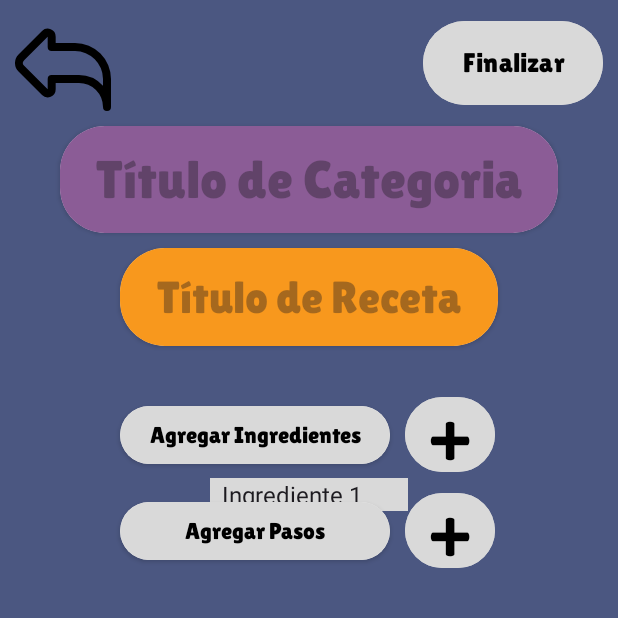
After one commit to Andrezuu/PoPiPa, an Android app: the AgregacionRecetas screen opened directly, with no data from a screen before it, on a phone screen of 412 x 824 dp, the top half of it. The commit adds this screen. Run offline under Robolectric (Android 15) with nearby library versions, the phone set to English and light mode, and no system bars.

Commit message:
Spinner(dropdown) para ingredientes de la pantalla AgregacionRecetas

```diff
--- a/app/src/main/AndroidManifest.xml
+++ b/app/src/main/AndroidManifest.xml
@@ -14,6 +14,9 @@
         android:supportsRtl="true"
         android:theme="@style/Theme.Popipa"
         tools:targetApi="31">
+        <activity
+            android:name=".AgregacionRecetas"
+            android:exported="false" />
         <activity
             android:name=".RecetasCategoriaActivity"
             android:exported="false" />
--- /dev/null
+++ b/app/src/main/java/com/example/popipa/AgregacionRecetas.kt
@@ -0,0 +1,43 @@
+package com.example.popipa
+
+
+import android.content.Intent
+import androidx.appcompat.app.AppCompatActivity
+import android.os.Bundle
+import android.view.View
+import android.widget.ArrayAdapter
+import android.widget.Toast
+import com.example.popipa.adapter.IngredienteAdapter
+import com.example.popipa.adapter.SpinnerIngredienteAdapter
+import com.example.popipa.dataClases.Ingrediente
+import com.example.popipa.databinding.ActivityAgregacionRecetasBinding
+
+class AgregacionRecetas : AppCompatActivity() {
+
+    private lateinit var binding:ActivityAgregacionRecetasBinding
+    private val ingredientesDisponibles = mutableListOf<Ingrediente>()
+    private val ingredienteSeleccionado= mutableListOf<Ingrediente>()
+    override fun onCreate(savedInstanceState: Bundle?) {
+        super.onCreate(savedInstanceState)
+        binding = ActivityAgregacionRecetasBinding.inflate(layoutInflater)
+        setContentView(binding.root)
+
+        ingredientesDisponibles.add(Ingrediente("Ingrediente 1", "100g"))
+        ingredientesDisponibles.add(Ingrediente("Ingrediente 2", "200g"))
+        ingredientesDisponibles.add(Ingrediente("Ingrediente 3", "150g"))
+        ingredientesDisponibles.add(Ingrediente("Otro Ingrediente", "250g"))
+
+        val adapter = SpinnerIngredienteAdapter(this,ingredientesDisponibles)
+        binding.spinnerIngredientes.adapter=adapter
+        binding.botonAddIngredientes.setOnClickListener{
+            val seleccion = binding.spinnerIngredientes.selectedItem as Ingrediente
+            ingredienteSeleccionado.add(seleccion)
+            Toast.makeText(this, "Ingrediente ${seleccion.nombre} añadido: ", Toast.LENGTH_SHORT).show()
+        }
+    }
+    fun onVolverButtonClickedFromAgregarRe(view: View) {
+        val intent = Intent(this, MainMenuActivity::class.java)
+        startActivity(intent)
+        finish()
+    }
+}
--- a/app/src/main/java/com/example/popipa/MainMenuActivity.kt
+++ b/app/src/main/java/com/example/popipa/MainMenuActivity.kt
@@ -61,6 +61,10 @@ class MainMenuActivity : AppCompatActivity() {
 
     fun onRecetasUsuarioClicked(view: View) {
         val intent: Intent = Intent(this, RecetasUsuario::class.java)
+        startActivity(intent)
+    }
+    fun onAgregacionRecetasClicked(view: View){
+        val intent:Intent=Intent(this,AgregacionRecetas::class.java)
         startActivity(intent)
     }
 
--- /dev/null
+++ b/app/src/main/java/com/example/popipa/adapter/SpinnerIngredienteAdapter.kt
@@ -0,0 +1,25 @@
+package com.example.popipa.adapter
+
+import android.content.Context
+import android.view.LayoutInflater
+import android.view.View
+import android.view.ViewGroup
+import android.widget.ArrayAdapter
+import android.widget.TextView
+import com.example.popipa.dataClases.Ingrediente
+
+class SpinnerIngredienteAdapter(context:Context, ingredientes:List<Ingrediente>):
+    ArrayAdapter<Ingrediente>(context,0,ingredientes) {
+    override fun getView(position: Int, convertView: View?, parent: ViewGroup): View {
+        val ingrediente = getItem(position)
+        val view = LayoutInflater.from(context).inflate(android.R.layout.simple_spinner_item, parent, false)
+        val textView = view.findViewById<TextView>(android.R.id.text1)
+        textView.text = ingrediente?.nombre
+        return view
+    }
+
+    override fun getDropDownView(position: Int, convertView: View?, parent: ViewGroup): View {
+        return getView(position, convertView, parent)
+    }
+
+}
--- /dev/null
+++ b/app/src/main/res/drawable/background_esquinas_superiores_redondeadas.xml
@@ -0,0 +1,7 @@
+<?xml version="1.0" encoding="utf-8"?>
+<shape xmlns:android="http://schemas.android.com/apk/res/android">
+    <corners
+        android:topLeftRadius="30dp"
+        android:topRightRadius="30dp"
+        ></corners>
+</shape>
--- /dev/null
+++ b/app/src/main/res/layout/activity_agregacion_recetas.xml
@@ -0,0 +1,159 @@
+<?xml version="1.0" encoding="utf-8"?>
+<androidx.constraintlayout.widget.ConstraintLayout xmlns:android="http://schemas.android.com/apk/res/android"
+    xmlns:app="http://schemas.android.com/apk/res-auto"
+    xmlns:tools="http://schemas.android.com/tools"
+    android:layout_width="match_parent"
+    android:layout_height="match_parent"
+    tools:context=".AgregacionRecetas"
+    android:background="@color/blue">
+
+    <ImageButton
+        android:id="@+id/boton_volver3"
+        android:layout_width="64dp"
+        android:layout_height="64dp"
+        android:layout_margin="10dp"
+        android:background="@drawable/deshacer"
+        android:backgroundTint="@color/black"
+        android:onClick="onVolverButtonClickedFromAgregarRe"
+        app:layout_constraintTop_toTopOf="parent"
+        app:layout_constraintLeft_toLeftOf="parent">
+    </ImageButton>
+    <Button
+        android:layout_width="120dp"
+        android:layout_height="64dp"
+        android:text="@string/finalizar"
+        android:textColor="@color/black"
+        android:textSize="18dp"
+        android:fontFamily="@font/lilita"
+        android:layout_margin="10dp"
+        app:layout_constraintTop_toTopOf="parent"
+        app:layout_constraintRight_toRightOf="parent"
+        android:backgroundTint="@color/gray">
+    </Button>
+    <androidx.cardview.widget.CardView
+        android:id="@+id/titulo_categoria"
+        android:layout_width="match_parent"
+        android:layout_height="wrap_content"
+        app:layout_constraintTop_toBottomOf="@id/boton_volver3"
+        app:cardCornerRadius="30dp"
+        android:layout_marginHorizontal="40dp"
+        android:layout_marginTop="10dp">
+        <TextView
+            android:layout_width="match_parent"
+            android:layout_height="match_parent"
+            android:hint="@string/tituloCategoria"
+            android:background="@color/purple"
+            android:gravity="center"
+            android:textSize="35dp"
+            android:padding="15dp"
+            android:fontFamily="@font/lilita"
+            android:textColor="@color/white">
+        </TextView>
+    </androidx.cardview.widget.CardView>
+    <androidx.cardview.widget.CardView
+        android:id="@+id/titulo_receta"
+        android:layout_width="match_parent"
+        android:layout_height="wrap_content"
+        app:layout_constraintTop_toBottomOf="@id/titulo_categoria"
+        app:cardCornerRadius="30dp"
+        android:layout_marginHorizontal="80dp"
+        android:layout_marginTop="10dp">
+        <TextView
+            android:layout_width="match_parent"
+            android:layout_height="match_parent"
+            android:hint="@string/tituloReceta"
+            android:background="@color/orange"
+            android:gravity="center"
+            android:textSize="30dp"
+            android:padding="15dp"
+            android:fontFamily="@font/lilita"
+            android:textColor="@color/white">
+        </TextView>
+    </androidx.cardview.widget.CardView>
+
+    <androidx.cardview.widget.CardView
+        android:id="@+id/add_ingredientes"
+        android:layout_width="180dp"
+        android:layout_height="wrap_content"
+        app:layout_constraintTop_toBottomOf="@id/titulo_receta"
+        app:layout_constraintLeft_toLeftOf="parent"
+        android:layout_marginLeft="80dp"
+        app:cardCornerRadius="30dp"
+        android:layout_marginTop="40dp">
+        <TextView
+            android:layout_width="match_parent"
+            android:layout_height="match_parent"
+            android:text="@string/agregarIngredientes"
+            android:background="@color/gray"
+            android:gravity="center"
+            android:textSize="15dp"
+            android:padding="10dp"
+            android:fontFamily="@font/lilita"
+            android:textColor="@color/black">
+        </TextView>
+    </androidx.cardview.widget.CardView>
+    <androidx.cardview.widget.CardView
+        android:id="@+id/add_pasos"
+        android:layout_width="180dp"
+        android:layout_height="wrap_content"
+        app:layout_constraintTop_toBottomOf="@id/add_ingredientes"
+        app:layout_constraintLeft_toLeftOf="parent"
+        android:layout_marginLeft="80dp"
+        app:cardCornerRadius="30dp"
+        android:layout_marginTop="25dp">
+        <TextView
+            android:layout_width="match_parent"
+            android:layout_height="match_parent"
+            android:text="@string/agregarPasos"
+            android:background="@color/gray"
+            android:gravity="center"
+            android:textSize="15dp"
+            android:padding="10dp"
+            android:fontFamily="@font/lilita"
+            android:textColor="@color/black">
+        </TextView>
+    </androidx.cardview.widget.CardView>
+
+    <Button
+        android:id="@+id/boton_add_ingredientes"
+        android:layout_width="60dp"
+        android:layout_height="58dp"
+        android:text="@string/aumentar"
+        android:textColor="@color/black"
+        android:textSize="50dp"
+        android:fontFamily="@font/lilita"
+        app:layout_constraintLeft_toRightOf="@id/add_ingredientes"
+        app:layout_constraintTop_toBottomOf="@id/titulo_receta"
+        android:layout_marginTop="30dp"
+        android:layout_marginLeft="10dp"
+        android:padding="0dp"
+        android:backgroundTint="@color/gray">
+    </Button>
+
+    <Button
+        android:id="@+id/boton_add_pasos"
+        android:layout_width="60dp"
+        android:layout_height="58dp"
+        android:text="@string/aumentar"
+        android:textColor="@color/black"
+        android:textSize="50dp"
+        android:fontFamily="@font/lilita"
+        app:layout_constraintLeft_toRightOf="@id/add_pasos"
+        app:layout_constraintTop_toBottomOf="@id/add_ingredientes"
+        android:layout_marginTop="15dp"
+        android:layout_marginLeft="10dp"
+        android:padding="0dp"
+        android:backgroundTint="@color/gray">
+    </Button>
+
+
+    <Spinner
+        android:id="@+id/spinnerIngredientes"
+        android:layout_width="wrap_content"
+        android:layout_height="wrap_content"
+        app:layout_constraintTop_toBottomOf="@id/boton_add_ingredientes"
+        app:layout_constraintLeft_toLeftOf="parent"
+        app:layout_constraintRight_toRightOf="parent"
+        android:background="@color/gray">
+    </Spinner>
+</androidx.constraintlayout.widget.ConstraintLayout>
--- a/app/src/main/res/layout/activity_main_menu.xml
+++ b/app/src/main/res/layout/activity_main_menu.xml
@@ -112,7 +112,7 @@
         android:layout_width="match_parent"
         android:layout_height="84dp"
         android:layout_gravity="center"
-        android:background="@drawable/background_esquinas_redondeadas"
+        android:background="@drawable/background_esquinas_superiores_redondeadas"
         android:backgroundTint="@color/purple"
         android:orientation="horizontal"
         android:weightSum="5"
@@ -148,7 +148,8 @@
             android:layout_gravity="center"
             android:layout_margin="10dp"
             android:layout_weight="1"
-            android:background="@drawable/agregar">
+            android:background="@drawable/agregar"
+            android:onClick="onAgregacionRecetasClicked">
 
         </ImageButton>
 
--- a/app/src/main/res/layout/activity_recetas_usuario.xml
+++ b/app/src/main/res/layout/activity_recetas_usuario.xml
@@ -65,15 +65,15 @@
     <androidx.core.widget.NestedScrollView
         android:id="@+id/recycler_tusRecetas11"
         android:layout_width="wrap_content"
-        android:layout_height="wrap_content"
+        android:layout_height="0dp"
         app:layout_constraintEnd_toEndOf="parent"
         app:layout_constraintStart_toStartOf="parent"
         app:layout_constraintTop_toBottomOf="@+id/ojo_recetas">
 
         <androidx.recyclerview.widget.RecyclerView
             android:id="@+id/recycler_tusRecetas"
-            android:layout_width="wrap_content"
-            android:layout_height="match_parent"
+            android:layout_width="match_parent"
+            android:layout_height="wrap_content"
             android:layout_marginTop="20dp"
             tools:listitem="@layout/item_receta_usuario">
 
--- a/app/src/main/res/values/strings.xml
+++ b/app/src/main/res/values/strings.xml
@@ -14,4 +14,10 @@
     <string name="ojo">OJO</string>
     <string name="ingredientes">Ingredientes</string>
     <string name="preparaci_n">Preparación</string>
+    <string name="tituloCategoria">Título de Categoria</string>
+    <string name="tituloReceta">Título de Receta</string>
+    <string name="agregarIngredientes">Agregar Ingredientes</string>
+    <string name="agregarPasos">Agregar Pasos</string>
+    <string name="finalizar">Finalizar</string>
+    <string name="aumentar">+</string>
 </resources>
```
